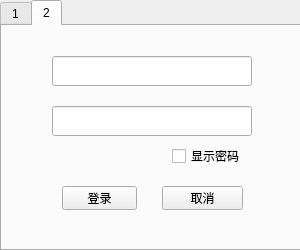
Theresa-0328/MHY_Scanner, file src/MHY_Scanner_Gui/LoginWindow.ui: the form before one commit.
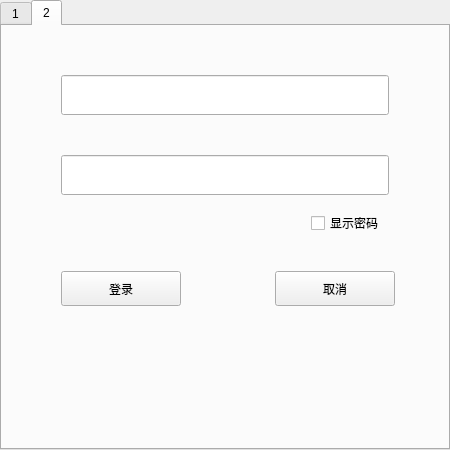
The form after the commit. The open tabs and pages were chosen to show the change.

Patch:
```diff
--- a/src/MHY_Scanner_Gui/LoginWindow.ui
+++ b/src/MHY_Scanner_Gui/LoginWindow.ui
@@ -6,146 +6,308 @@
    <rect>
     <x>0</x>
     <y>0</y>
-    <width>300</width>
-    <height>250</height>
+    <width>450</width>
+    <height>450</height>
    </rect>
   </property>
+  <property name="sizePolicy">
+   <sizepolicy hsizetype="Fixed" vsizetype="Fixed">
+    <horstretch>0</horstretch>
+    <verstretch>0</verstretch>
+   </sizepolicy>
+  </property>
   <property name="minimumSize">
    <size>
-    <width>300</width>
-    <height>180</height>
+    <width>450</width>
+    <height>450</height>
    </size>
   </property>
   <property name="maximumSize">
    <size>
-    <width>300</width>
-    <height>250</height>
+    <width>450</width>
+    <height>450</height>
    </size>
   </property>
   <property name="windowTitle">
    <string>登录</string>
   </property>
-  <widget class="QTabWidget" name="tabWidget">
-   <property name="geometry">
-    <rect>
-     <x>0</x>
-     <y>0</y>
-     <width>301</width>
-     <height>251</height>
-    </rect>
+  <layout class="QHBoxLayout" name="horizontalLayout_5">
+   <property name="spacing">
+    <number>0</number>
    </property>
-   <property name="currentIndex">
+   <property name="leftMargin">
     <number>0</number>
    </property>
-   <widget class="QWidget" name="tab1">
-    <attribute name="title">
-     <string>1</string>
-    </attribute>
-    <widget class="QLineEdit" name="lineEditCookie">
-     <property name="geometry">
-      <rect>
-       <x>50</x>
-       <y>70</y>
-       <width>200</width>
-       <height>30</height>
-      </rect>
+   <property name="topMargin">
+    <number>0</number>
+   </property>
+   <property name="rightMargin">
+    <number>0</number>
+   </property>
+   <property name="bottomMargin">
+    <number>0</number>
+   </property>
+   <item>
+    <widget class="QTabWidget" name="tabWidget">
+     <property name="minimumSize">
+      <size>
+       <width>450</width>
+       <height>450</height>
+      </size>
      </property>
-    </widget>
-    <widget class="QPushButton" name="pBtofficialLogin">
-     <property name="geometry">
-      <rect>
-       <x>50</x>
-       <y>150</y>
-       <width>75</width>
-       <height>24</height>
-      </rect>
+     <property name="maximumSize">
+      <size>
+       <width>450</width>
+       <height>450</height>
+      </size>
      </property>
-     <property name="text">
-      <string>登录</string>
+     <property name="currentIndex">
+      <number>0</number>
      </property>
+     <widget class="QWidget" name="tab1">
+      <property name="minimumSize">
+       <size>
+        <width>450</width>
+        <height>450</height>
+       </size>
+      </property>
+      <property name="maximumSize">
+       <size>
+        <width>450</width>
+        <height>450</height>
+       </size>
+      </property>
+      <attribute name="title">
+       <string>1</string>
+      </attribute>
+      <layout class="QHBoxLayout" name="horizontalLayout_3">
+       <property name="bottomMargin">
+        <number>50</number>
+       </property>
+       <item>
+        <layout class="QVBoxLayout" name="verticalLayout" stretch="0,0">
+         <property name="spacing">
+          <number>20</number>
+         </property>
+         <property name="sizeConstraint">
+          <enum>QLayout::SetDefaultConstraint</enum>
+         </property>
+         <property name="leftMargin">
+          <number>10</number>
+         </property>
+         <property name="topMargin">
+          <number>100</number>
+         </property>
+         <property name="rightMargin">
+          <number>10</number>
+         </property>
+         <property name="bottomMargin">
+          <number>50</number>
+         </property>
+         <item>
+          <widget class="QLineEdit" name="lineEditCookie">
+           <property name="sizePolicy">
+            <sizepolicy hsizetype="Fixed" vsizetype="Fixed">
+             <horstretch>0</horstretch>
+             <verstretch>0</verstretch>
+            </sizepolicy>
+           </property>
+           <property name="minimumSize">
+            <size>
+             <width>400</width>
+             <height>40</height>
+            </size>
+           </property>
+           <property name="maximumSize">
+            <size>
+             <width>400</width>
+             <height>40</height>
+            </size>
+           </property>
+           <property name="text">
+            <string/>
+           </property>
+           <property name="alignment">
+            <set>Qt::AlignLeading|Qt::AlignLeft|Qt::AlignVCenter</set>
+           </property>
+          </widget>
+         </item>
+         <item>
+          <layout class="QHBoxLayout" name="horizontalLayout">
+           <property name="bottomMargin">
+            <number>100</number>
+           </property>
+           <item>
+            <widget class="QPushButton" name="pBtofficialLogin">
+             <property name="sizePolicy">
+              <sizepolicy hsizetype="Fixed" vsizetype="Fixed">
+               <horstretch>0</horstretch>
+               <verstretch>0</verstretch>
+              </sizepolicy>
+             </property>
+             <property name="minimumSize">
+              <size>
+               <width>120</width>
+               <height>35</height>
+              </size>
+             </property>
+             <property name="text">
+              <string>登录</string>
+             </property>
+            </widget>
+           </item>
+           <item>
+            <widget class="QPushButton" name="pBtofficialreject">
+             <property name="sizePolicy">
+              <sizepolicy hsizetype="Fixed" vsizetype="Fixed">
+               <horstretch>0</horstretch>
+               <verstretch>0</verstretch>
+              </sizepolicy>
+             </property>
+             <property name="minimumSize">
+              <size>
+               <width>120</width>
+               <height>35</height>
+              </size>
+             </property>
+             <property name="text">
+              <string>取消</string>
+             </property>
+            </widget>
+           </item>
+          </layout>
+         </item>
+        </layout>
+       </item>
+      </layout>
+     </widget>
+     <widget class="QWidget" name="tab2">
+      <attribute name="title">
+       <string>2</string>
+      </attribute>
+      <layout class="QHBoxLayout" name="horizontalLayout_4">
+       <item>
+        <layout class="QVBoxLayout" name="verticalLayout_2" stretch="3,0,2">
+         <item>
+          <layout class="QVBoxLayout" name="verticalLayout_4">
+           <property name="spacing">
+            <number>40</number>
+           </property>
+           <property name="leftMargin">
+            <number>50</number>
+           </property>
+           <property name="topMargin">
+            <number>30</number>
+           </property>
+           <property name="rightMargin">
+            <number>50</number>
+           </property>
+           <item>
+            <widget class="QLineEdit" name="lineEditAccount">
+             <property name="maximumSize">
+              <size>
+               <width>350</width>
+               <height>40</height>
+              </size>
+             </property>
+             <property name="text">
+              <string/>
+             </property>
+            </widget>
+           </item>
+           <item>
+            <widget class="QLineEdit" name="lineEditPwd">
+             <property name="maximumSize">
+              <size>
+               <width>350</width>
+               <height>40</height>
+              </size>
+             </property>
+            </widget>
+           </item>
+          </layout>
+         </item>
+         <item>
+          <layout class="QVBoxLayout" name="verticalLayout_3">
+           <property name="leftMargin">
+            <number>300</number>
+           </property>
+           <item>
+            <widget class="QCheckBox" name="checkBoxShowPw">
+             <property name="enabled">
+              <bool>true</bool>
+             </property>
+             <property name="sizePolicy">
+              <sizepolicy hsizetype="Fixed" vsizetype="Fixed">
+               <horstretch>0</horstretch>
+               <verstretch>0</verstretch>
+              </sizepolicy>
+             </property>
+             <property name="text">
+              <string>显示密码</string>
+             </property>
+            </widget>
+           </item>
+          </layout>
+         </item>
+         <item>
+          <layout class="QHBoxLayout" name="horizontalLayout_2">
+           <property name="spacing">
+            <number>100</number>
+           </property>
+           <property name="leftMargin">
+            <number>50</number>
+           </property>
+           <property name="topMargin">
+            <number>20</number>
+           </property>
+           <property name="rightMargin">
+            <number>50</number>
+           </property>
+           <property name="bottomMargin">
+            <number>120</number>
+           </property>
+           <item>
+            <widget class="QPushButton" name="okButton">
+             <property name="minimumSize">
+              <size>
+               <width>120</width>
+               <height>35</height>
+              </size>
+             </property>
+             <property name="maximumSize">
+              <size>
+               <width>120</width>
+               <height>35</height>
+              </size>
+             </property>
+             <property name="text">
+              <string>登录</string>
+             </property>
+            </widget>
+           </item>
+           <item>
+            <widget class="QPushButton" name="cancelButton">
+             <property name="minimumSize">
+              <size>
+               <width>120</width>
+               <height>35</height>
+              </size>
+             </property>
+             <property name="text">
+              <string>取消</string>
+             </property>
+            </widget>
+           </item>
+          </layout>
+         </item>
+        </layout>
+       </item>
+      </layout>
+     </widget>
     </widget>
-    <widget class="QPushButton" name="pBtofficialreject">
-     <property name="geometry">
-      <rect>
-       <x>160</x>
-       <y>150</y>
-       <width>75</width>
-       <height>24</height>
-      </rect>
-     </property>
-     <property name="text">
-      <string>取消</string>
-     </property>
-    </widget>
-   </widget>
-   <widget class="QWidget" name="tab2">
-    <attribute name="title">
-     <string>2</string>
-    </attribute>
-    <widget class="QCheckBox" name="checkBoxShowPw">
-     <property name="geometry">
-      <rect>
-       <x>170</x>
-       <y>120</y>
-       <width>80</width>
-       <height>20</height>
-      </rect>
-     </property>
-     <property name="text">
-      <string>显示密码</string>
-     </property>
-    </widget>
-    <widget class="QLineEdit" name="lineEditPwd">
-     <property name="geometry">
-      <rect>
-       <x>50</x>
-       <y>80</y>
-       <width>200</width>
-       <height>30</height>
-      </rect>
-     </property>
-    </widget>
-    <widget class="QLineEdit" name="lineEditAccount">
-     <property name="geometry">
-      <rect>
-       <x>50</x>
-       <y>30</y>
-       <width>200</width>
-       <height>30</height>
-      </rect>
-     </property>
-     <property name="text">
-      <string/>
-     </property>
-    </widget>
-    <widget class="QPushButton" name="cancelButton">
-     <property name="geometry">
-      <rect>
-       <x>160</x>
-       <y>160</y>
-       <width>81</width>
-       <height>24</height>
-      </rect>
-     </property>
-     <property name="text">
-      <string>取消</string>
-     </property>
-    </widget>
-    <widget class="QPushButton" name="okButton">
-     <property name="geometry">
-      <rect>
-       <x>60</x>
-       <y>160</y>
-       <width>75</width>
-       <height>24</height>
-      </rect>
-     </property>
-     <property name="text">
-      <string>登录</string>
-     </property>
-    </widget>
-   </widget>
-  </widget>
+   </item>
+  </layout>
  </widget>
  <resources/>
  <connections>
```
Left out of the diff: 32 changed lines with no effect on the pictures.
